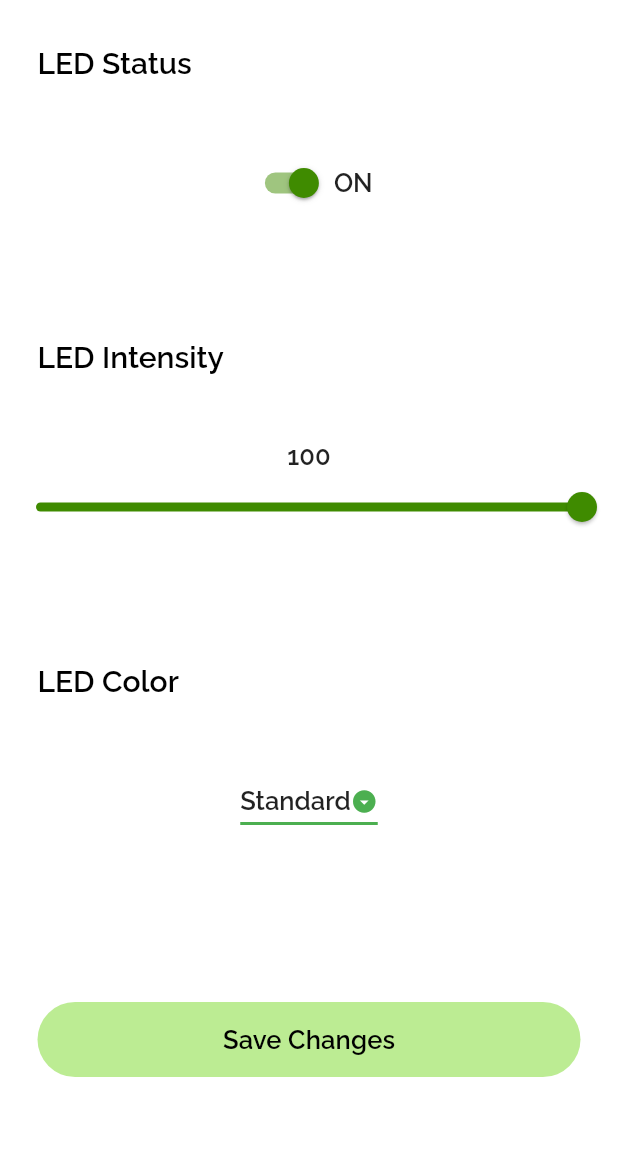
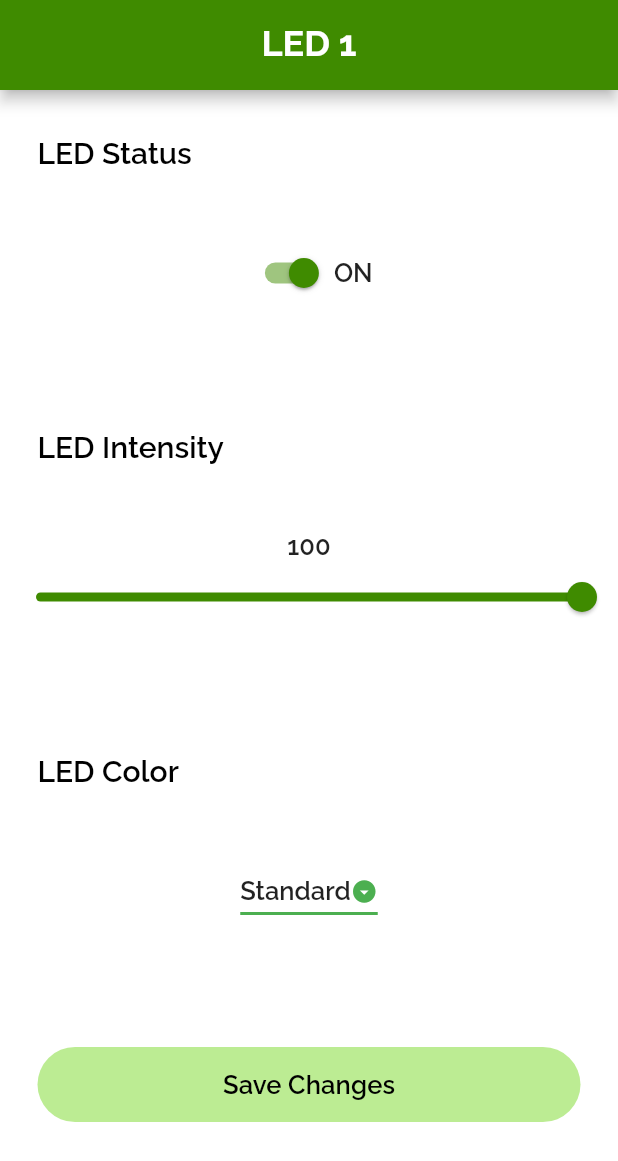
Before and after one commit to MohammadAlAgha/luminexa, a Flutter app: the EditLeds screen opened by its route, on a phone screen of 412 x 824 dp. Shown: the top 1161 px of the screen. Run offline on Flutter 3.47's test engine with Material 2 defaults, Android fonts, the phone set to English and light mode, and no system bars; our stand-ins replace dio, fl_chart, flutter_svg, google_nav_bar.

Commit message:
Frontend: Added scroll view and app bar to the edit led page

```diff
--- a/luminexa_mobile/lib/screens/editLedPage.dart
+++ b/luminexa_mobile/lib/screens/editLedPage.dart
@@ -1,4 +1,5 @@
 import 'package:flutter/material.dart';
+import 'package:luminexa_mobile/widgets/appBarWidget/appBarWidget.dart';
 import 'package:luminexa_mobile/widgets/buttonWidget/buttonWidget.dart';
 import 'package:luminexa_mobile/widgets/titleWidget/titleWidget.dart';
 
@@ -17,7 +18,9 @@ class _EditLedsState extends State<EditLeds> {
   @override
   Widget build(BuildContext context) {
     return Scaffold(
-      body: SafeArea(
+      appBar: appBar(title: "LED 1"),
+      body: SingleChildScrollView(
+        child: SafeArea(
           child: Column(children: [
             titleWidget(
               title: "LED Status",
@@ -144,7 +147,7 @@ class _EditLedsState extends State<EditLeds> {
               height: 50,
             ),
             Padding(
-            padding: const EdgeInsets.symmetric(horizontal: 25, vertical: 60),
+              padding: const EdgeInsets.symmetric(horizontal: 25, vertical: 30),
               child: styledButton(
                 innerText: "Save Changes",
                 onTap: () {},
@@ -152,6 +155,7 @@ class _EditLedsState extends State<EditLeds> {
             )
           ]),
         ),
+      ),
     );
   }
 }
```
Lines whose indentation alone changed are shown as unchanged.
